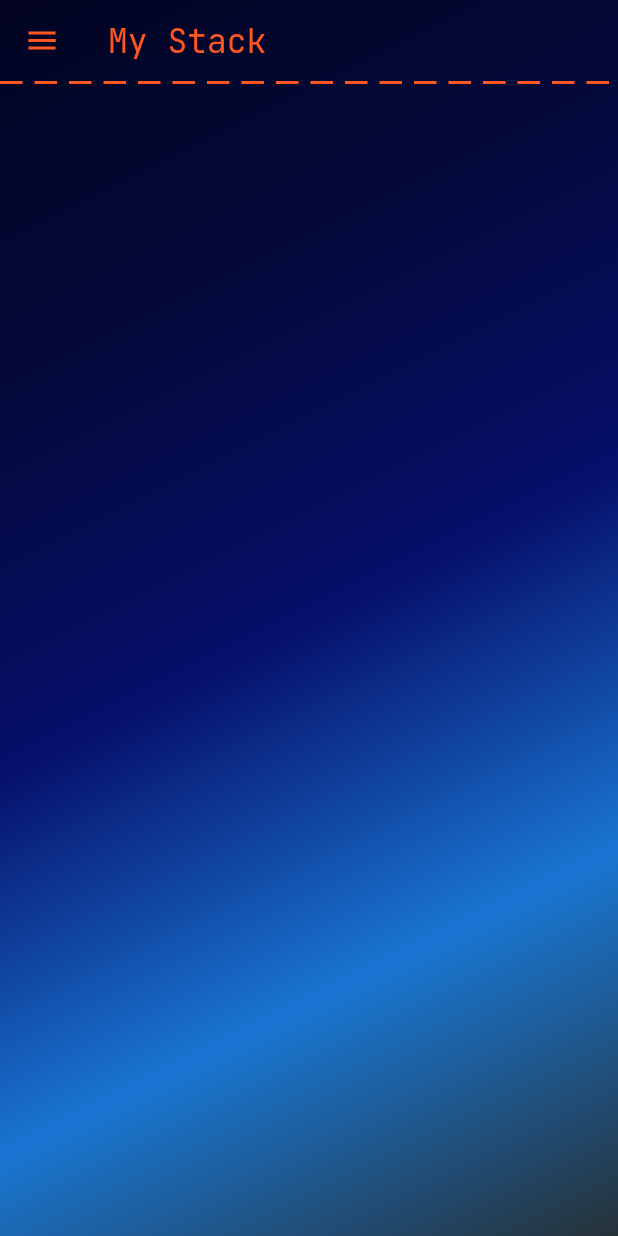
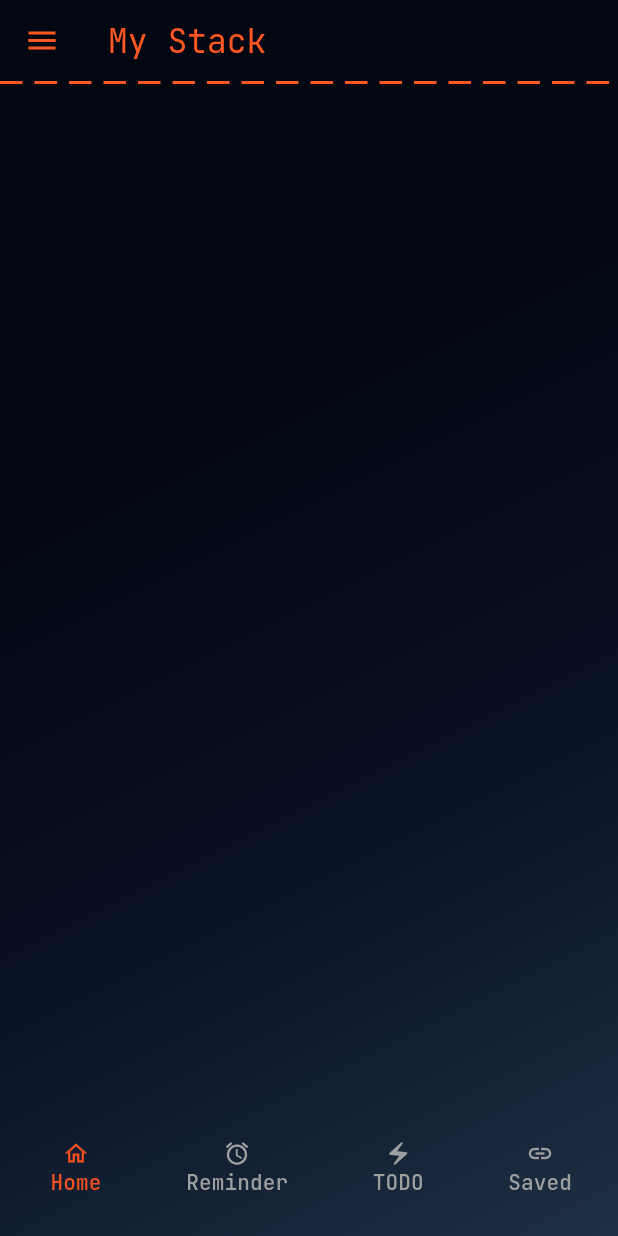
Before and after one commit to kiberohrannik/my_stack, a Flutter app: the screen it shows after launch, on a phone screen of 412 x 824 dp. Run offline on Flutter 3.47's test engine with Material 3 defaults, Android fonts, the phone set to English and light mode, and no system bars; drawn by our look-alikes of dotted_line; our stand-ins replace google_fonts; missing offline and left inert: any_link_preview, share_handler.

Commit message:
some style changes

```diff
--- a/lib/app.dart
+++ b/lib/app-old.dart
@@ -1,11 +1,11 @@
 import 'package:flutter/material.dart';
 import 'package:my_stack/pages/main_page.dart';
+import 'package:my_stack/pages/saved_links_view.dart';
 import 'package:my_stack/pages/welcome_view.dart';
 import 'package:my_stack/services/domain/folder.dart';
 import 'package:my_stack/services/domain/saved_link.dart';
 import 'package:my_stack/services/in_memory_saved_links.dart';
 import 'package:my_stack/services/saved_links.dart';
-import 'package:my_stack/styles/styles.dart';
 import 'package:share_handler/share_handler.dart';
 
 import 'main.dart';
@@ -45,12 +45,19 @@ class _MyStackAppState extends State<MyStackApp> {
   Widget build(BuildContext context) {
     return MaterialApp(
         title: 'My Stack',
-        theme: ThemeData(
-            useMaterial3: true,
-            colorScheme: ColorScheme.fromSeed(
-                seedColor: AppColor.blueDark, brightness: Brightness.dark)),
+
+        themeMode: ThemeMode.dark,
+
         navigatorKey: navigatorKey,
+
         initialRoute: 'homeRoute',
+
+        // onGenerateRoute: (settings) {
+        //   if (settings.name == '/saved') {
+        //     return MaterialPageRoute(builder: (_) => SavedLinksView(savedLinkService: _savedLinkService, )); // Pass it to BarPage.
+        //   }
+        // },
+
         builder: (context, child) => MainPage(
             title: 'My Stack',
             body: child!,
--- /dev/null
+++ b/lib/components/bottom_app_bar.dart
@@ -0,0 +1,11 @@
+import 'package:flutter/material.dart';
+
+class MyStackBottomAppBar extends BottomAppBar {
+
+  const MyStackBottomAppBar({super.key, required Widget child})
+      : super(
+            padding: EdgeInsets.zero,
+            surfaceTintColor: Colors.transparent,
+            color: Colors.transparent,
+            child: child);
+}
--- /dev/null
+++ b/lib/components/bottom_app_bar_menu.dart
@@ -0,0 +1,74 @@
+import 'package:flutter/material.dart';
+import 'package:google_fonts/google_fonts.dart';
+import 'package:my_stack/main.dart';
+
+class BottomAppBarMenu extends StatefulWidget {
+
+  @override
+  State<StatefulWidget> createState() {
+    return _BottomAppBarMenuState();
+  }
+
+}
+
+class _BottomAppBarMenuState extends State<BottomAppBarMenu> {
+
+  void _toSavedLinksPage(String title) {
+    navigatorKey.currentState?.pushNamed(routeName)
+
+    widget.savedLinkService.removeHided();
+
+    navigatorKey.currentState!.pushReplacement(MaterialPageRoute(
+        builder: (context) => SavedLinksView(
+            savedLinkService: widget.savedLinkService, folder: folder.name)));
+  }
+
+  @override
+  Widget build(BuildContext context) {
+    return ButtonBar(
+      alignment: MainAxisAlignment.spaceAround,
+      children: [
+        TextButton(
+          onPressed: () => {},
+          child: Column(
+            children: [
+              Icon(Icons.home_outlined, color: Colors.deepOrange.shade600),
+              Text("Home", style: GoogleFonts.jetBrainsMono(fontSize: 14, color: Colors.deepOrange.shade600))
+            ],
+          ),
+        ),
+
+        TextButton(
+          onPressed: () => {},
+          child: Column(
+            children: [
+              Icon(Icons.access_alarm_outlined, color: Colors.grey.shade500),
+              Text("Reminder", style: GoogleFonts.jetBrainsMono(fontSize: 14, color: Colors.grey.shade500))
+            ],
+          ),
+        ),
+
+        TextButton(
+          onPressed: () => {},
+          child: Column(
+            children: [
+              Icon(Icons.electric_bolt_outlined, color: Colors.grey.shade500),
+              Text("TODO", style: GoogleFonts.jetBrainsMono(fontSize: 14, color: Colors.grey.shade500))
+            ],
+          ),
+        ),
+
+        TextButton(
+          onPressed: () => {  },
+          child: Column(
+            children: [
+              Icon(Icons.link_outlined, color: Colors.grey.shade500),
+              Text("Saved", style: GoogleFonts.jetBrainsMono(fontSize: 14, color: Colors.grey.shade500))
+            ],
+          ),
+        ),
+      ],
+    );
+  }
+
+}
--- a/lib/components/drawer_header.dart
+++ b/lib/components/drawer_header.dart
@@ -1,7 +1,7 @@
 import 'package:flutter/material.dart';
-import 'package:my_stack/styles/styles.dart';
 
 import '../main.dart';
+import '../styles/dark-theme.dart';
 
 class MyStackDrawerHeader extends StatelessWidget {
   final GlobalKey<ScaffoldState> scaffoldKey;
@@ -13,10 +13,10 @@ class MyStackDrawerHeader extends StatelessWidget {
     return Row(children: [
       Expanded(
           child: DrawerHeader(
-        decoration: const BoxDecoration(gradient: GradientColor.homeGradient),
+        decoration: const BoxDecoration(gradient: DarkGradientColor.homeGradient),
         child: IconButton(
           icon: const Icon(Icons.home_outlined,
-              size: 50, color: AppColor.blackBlue),
+              size: 50, color: DarkColor.blackBlue),
           onPressed: () {
             navigatorKey.currentState!.pushNamed('homeRoute');
             scaffoldKey.currentState!.closeDrawer();
--- a/lib/components/link_preview.dart
+++ b/lib/components/link_preview.dart
@@ -1,7 +1,7 @@
 import 'package:any_link_preview/any_link_preview.dart';
-import 'package:flutter/cupertino.dart';
 import 'package:flutter/material.dart';
-import 'package:my_stack/styles/styles.dart';
+
+import '../styles/dark-theme.dart';
 
 class LinkPreview extends StatelessWidget {
 
@@ -16,7 +16,7 @@ class LinkPreview extends StatelessWidget {
       padding: EdgeInsets.only(top: 10, bottom: 10),
       child:
       AnyLinkPreview(
-        backgroundColor: AppColor.blackBlue,
+        backgroundColor: DarkColor.blackBlue,
         titleStyle: TextStyle(color: Colors.white, fontWeight: FontWeight.bold, fontSize: 15),
         bodyStyle: TextStyle(color: Colors.white),
         borderRadius: 0,
--- a/lib/main.dart
+++ b/lib/main.dart
@@ -1,6 +1,6 @@
 import 'package:flutter/material.dart';
 
-import 'app.dart';
+import 'app-old.dart';
 
 final GlobalKey<NavigatorState> navigatorKey = GlobalKey<NavigatorState>();
 
--- a/lib/pages/main_page.dart
+++ b/lib/pages/main_page.dart
@@ -1,12 +1,16 @@
 import 'package:flutter/material.dart';
+import 'package:google_fonts/google_fonts.dart';
 import 'package:my_stack/components/app_bar.dart';
+import 'package:my_stack/components/bottom_app_bar_menu.dart';
 import 'package:my_stack/pages/saved_links_view.dart';
 import 'package:my_stack/services/saved_links.dart';
-import 'package:my_stack/styles/styles.dart';
+import 'package:my_stack/styles/colorful-theme.dart';
 
+import '../components/bottom_app_bar.dart';
 import '../components/drawer_header.dart';
 import '../main.dart';
 import '../services/domain/folder.dart';
+import '../styles/dark-theme.dart';
 
 class MainPage extends StatefulWidget {
   MainPage({
@@ -44,35 +48,16 @@ class _MainPageState extends State<MainPage> {
   Widget build(BuildContext context) {
     return Container(
       alignment: Alignment.center,
-      decoration: const BoxDecoration(gradient: GradientColor.blueGradient),
+      decoration: const BoxDecoration(gradient: DarkGradientColor.blueGradient),
       child: Scaffold(
-          key: _scaffoldKey,
-          body: widget.body,
-          backgroundColor: Colors.transparent,
-          appBar: MyStackAppBar(widget.title),
-          drawer: Drawer(
-              surfaceTintColor: Colors.blue,
-              backgroundColor: AppColor.blackBlue,
-              child: Container(
-                  child: Column(
-                children: [
-                  MyStackDrawerHeader(scaffoldKey: _scaffoldKey),
-                  Expanded(
-                    child: ListView.builder(
-                      itemCount: _folders.length,
-                      itemBuilder: (context, index) {
-                        return ListTile(
-                            title: Text(_folders[index].displayText),
-                            leading: _folders[index].icon,
-                            onTap: () {
-                              _showSavedLinks(_folders[index]);
-                              _scaffoldKey.currentState!.closeDrawer();
-                            });
-                      },
-                    ),
-                  )
-                ],
-              )))),
+        key: _scaffoldKey,
+        backgroundColor: Colors.transparent,
+
+        appBar: MyStackAppBar(widget.title),
+        bottomNavigationBar: MyStackBottomAppBar(child: BottomAppBarMenu()),
+
+        body: widget.body
+      ),
     );
   }
 }
--- a/lib/pages/welcome_view.dart
+++ b/lib/pages/welcome_view.dart
@@ -5,7 +5,7 @@ class WelcomeView extends StatelessWidget {
   @override
   Widget build(BuildContext context) {
     return Container(
-      // child: Text("Example"),
+
     );
   }
 }
--- /dev/null
+++ b/lib/styles/dark-theme.dart
@@ -0,0 +1,40 @@
+import 'dart:ui';
+
+import 'package:flutter/material.dart';
+
+class DarkColor {
+
+  static const blueGrey = Color(0xFF263238);
+
+  static const blackBlue = Color(0xff020712);
+  static const darkestBlue = Color(0xff020712);
+  static const darkBlue = Color(0xff0a1226);
+  static const blue = Color(0xff1e3044);
+  static const lightBlue = Color(0xff646c80);
+}
+
+class DarkGradientColor {
+
+  static const LinearGradient blueGradient = LinearGradient(
+    colors: [
+      DarkColor.blackBlue,
+      DarkColor.darkestBlue,
+      DarkColor.darkBlue,
+      DarkColor.blue,
+    ],
+    begin: Alignment.topLeft,
+    end: Alignment.bottomRight
+  );
+
+  static const LinearGradient homeGradient = LinearGradient(
+      colors: [
+        Color(0xFF9A186D),
+        Color(0xFFBC01DC),
+        DarkColor.lightBlue,
+        Color(0xFF00C871)
+      ],
+
+      begin: Alignment.topLeft,
+      end: Alignment.bottomRight
+  );
+}
```
Also changed, not shown: lib/styles/colorful-theme.dart (renamed from lib/styles/styles.dart), 1 other file.
